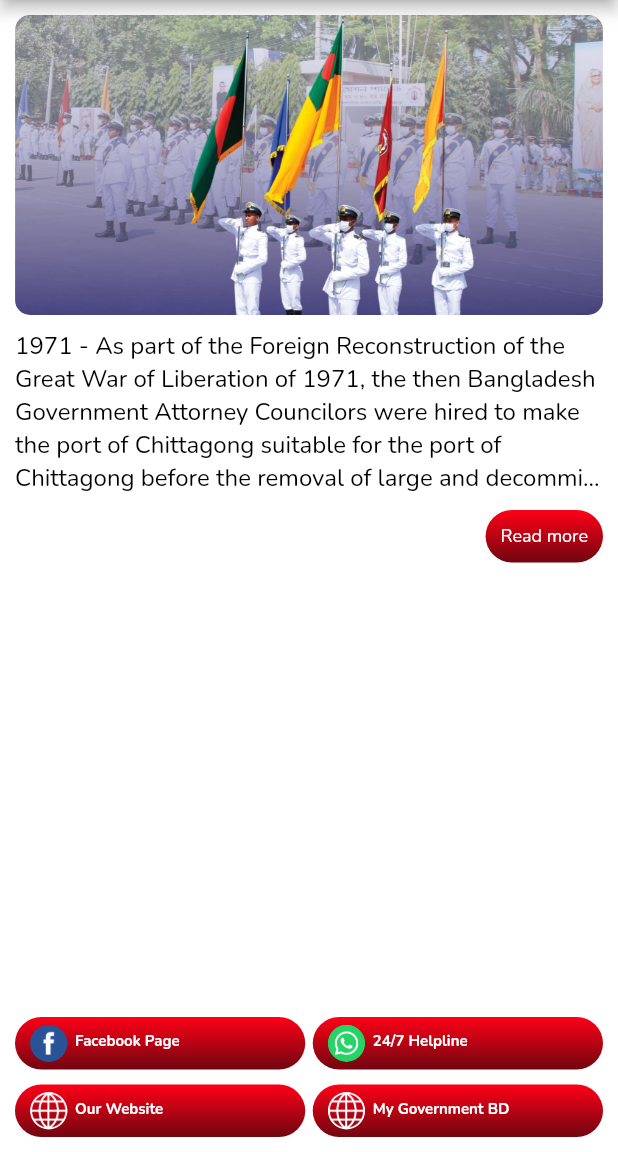
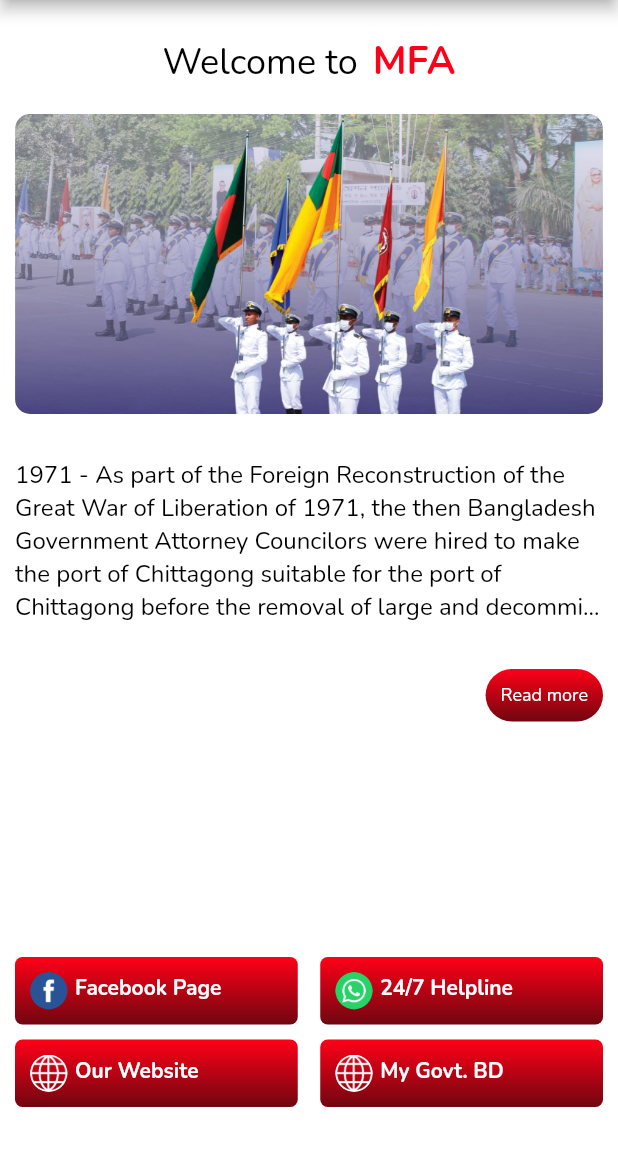
Before and after one commit to hasan-munsi/MFAcademy, a Flutter app: the screen it shows after launch, on a phone screen of 412 x 824 dp, the part 84-1236 px from its top. Run offline on Flutter 3.47's test engine with Material 2 defaults, Android fonts, the phone set to English and light mode, and no system bars; our stand-ins replace firebase_core, firebase_messaging, fluttertoast, get, google_fonts, logger and 4 more; missing offline and left inert: syncfusion_flutter_pdfviewer; accounts and stored records are empty.

Commit message:
Beta release

```diff
--- a/mf_academy/lib/views/auth/login.dart
+++ b/mf_academy/lib/views/auth/login.dart
@@ -6,6 +6,7 @@ import 'package:mf_academy/globals/xarvis.dart';
 import 'package:mf_academy/http/custom_http_requests.dart';
 import 'package:mf_academy/views/global_views/webview.dart';
 import 'package:mf_academy/views/loader/loader.dart';
+import 'package:mf_academy/views/utils/social_buttons.dart';
 import 'package:modal_progress_hud_nsn/modal_progress_hud_nsn.dart';
 import 'package:shared_preferences/shared_preferences.dart';
 import 'package:url_launcher/url_launcher.dart';
@@ -98,58 +99,7 @@ class _LoginState extends State<Login> {
                         ),
                       ),
                       Xarvis.customHeight(20),
-                      Row(
-                        children: [
-                          Expanded(
-                            child: LoginHelpingButtonsUI(
-                                label: "Facebook Page",
-                                imageUrl: "assets/images/facebook.png",
-                                action: () {
-                                  Get.to(() => const GlobalWebView(
-                                      url:
-                                      "https://www.facebook.com/mfacademy.gov.bd"));
-                                }),
-                          ),
-                          Xarvis.customWidth(5),
-                          Expanded(
-                            child: LoginHelpingButtonsUI(
-                                label: "24/7 Helpline",
-                                imageUrl: "assets/images/whatsapp.png",
-                                action: () async {
-                                  if (await canLaunch("https://wa.me/+8801571721910?text=Hi")) {
-                                    await launch("https://wa.me/+8801571721910?text=Hi");
-                                  } else {
-                                    Xarvis.showToaster(
-                                        message: "Could not open WhatsApp");
-                                  }
-                                }),
-                          ),
-                        ],
-                      ),
-                      Xarvis.customHeight(10),
-                      Row(
-                        children: [
-                          Expanded(
-                            child: LoginHelpingButtonsUI(
-                                label: "Our Website",
-                                imageUrl: "assets/images/globe.png",
-                                action: () {
-                                  Get.to(() => const GlobalWebView(
-                                      url: "https://www.mfacademy.gov.bd/"));
-                                }),
-                          ),
-                          Xarvis.customWidth(5),
-                          Expanded(
-                            child: LoginHelpingButtonsUI(
-                                label: "My Government BD",
-                                imageUrl: "assets/images/globe.png",
-                                action: () {
-                                  Get.to(() => const GlobalWebView(
-                                      url: "https://www.mygov.bd/"));
-                                }),
-                          ),
-                        ],
-                      ),
+                      const SocialButtons(),
                     ],
                   ),
                 ),
@@ -222,7 +172,7 @@ class LoginHelpingButtonsUI extends StatelessWidget {
   Widget build(BuildContext context) {
     return Xarvis.getGlobalButton(
       action: action,
-      height: 35,
+      height: 45,
       child: SizedBox(
         height: 35,
         child: Row(
@@ -238,7 +188,7 @@ class LoginHelpingButtonsUI extends StatelessWidget {
             ),
             Xarvis.customWidth(5),
             Expanded(
-              child: Xarvis.genericText(text: label, textColor: Xarvis.fair, textAlign: TextAlign.start, fontSize: 10, height: 1, fontWeight: FontWeight.bold, maxLines: 5),
+              child: Xarvis.genericText(text: label, textColor: Xarvis.fair, textAlign: TextAlign.start, fontSize: 14, height: 1, fontWeight: FontWeight.bold, maxLines: 5),
             ),
           ],
         ),
--- a/mf_academy/lib/views/home/home_page.dart
+++ b/mf_academy/lib/views/home/home_page.dart
@@ -10,6 +10,7 @@ import 'package:mf_academy/views/notice/notice_list.dart';
 import 'package:mf_academy/views/notifications/notifications_list.dart';
 import 'package:mf_academy/views/program/program_list.dart';
 import 'package:mf_academy/views/result/result_list.dart';
+import 'package:mf_academy/views/utils/social_buttons.dart';
 import 'package:url_launcher/url_launcher.dart';
 
 class HomePage extends StatelessWidget {
@@ -93,31 +94,29 @@ class HomePage extends StatelessWidget {
               PopupMenuItem<DrawerOptions>(
                 value: DrawerOptions.programList,
                 child: Xarvis.genericText(
-                    text: "Program List", textColor: Xarvis.appBgColor),
+                    text: "Program", textColor: Xarvis.appBgColor),
               ),
-              if (_user?.role == 1)
-                PopupMenuItem<DrawerOptions>(
-                  value: DrawerOptions.notificationList,
-                  child: Xarvis.genericText(
-                      text: "Notification List", textColor: Xarvis.appBgColor),
-                ),
-              if (_user?.role == 1)
                 PopupMenuItem<DrawerOptions>(
                   value: DrawerOptions.resultList,
                   child: Xarvis.genericText(
-                      text: "Result List", textColor: Xarvis.appBgColor),
+                      text: "Result", textColor: Xarvis.appBgColor),
                 ),
-              if (_user?.role == 1)
                 PopupMenuItem<DrawerOptions>(
                   value: DrawerOptions.noticeList,
                   child: Xarvis.genericText(
-                      text: "Notice List", textColor: Xarvis.appBgColor),
+                      text: "Notice", textColor: Xarvis.appBgColor),
                 ),
+                  if (_user?.role == 1 || _user?.role == 3)
+                    PopupMenuItem<DrawerOptions>(
+                      value: DrawerOptions.notificationList,
+                      child: Xarvis.genericText(
+                          text: "Notification", textColor: Xarvis.appBgColor),
+                    ),
               if (_user?.role == 2)
                 PopupMenuItem<DrawerOptions>(
                   value: DrawerOptions.attendanceList,
                   child: Xarvis.genericText(
-                      text: "Attendance List", textColor: Xarvis.appBgColor),
+                      text: "Attendance", textColor: Xarvis.appBgColor),
                 ),
               if (_user == null)
                 PopupMenuItem<DrawerOptions>(
@@ -144,16 +143,41 @@ class HomePage extends StatelessWidget {
                 physics: const BouncingScrollPhysics(),
                 child: Column(
                   children: [
+                    Xarvis.customHeight(20),
+                    Row(
+                      crossAxisAlignment: CrossAxisAlignment.center,
+                      mainAxisAlignment: MainAxisAlignment.center,
+                      children: [
+                        Xarvis.genericText(
+                          text: "Welcome to",
+                          textColor: Xarvis.dark,
+                          height: 1,
+                          fontSize: 24,
+                        ),
+                        Xarvis.customWidth(10),
+                        Xarvis.genericText(
+                          text: "MFA",
+                          textColor: Xarvis.appBgColorLight,
+                          fontWeight: FontWeight.bold,
+                          fontSize: 26,
+                          height: 1,
+                        ),
+                      ],
+                    ),
+                    Xarvis.customHeight(20),
                     ClipRRect(
                         borderRadius: BorderRadius.circular(10),
-                        child: Image.asset("assets/images/banner.jpeg", width: double.infinity, height: 200, fit: BoxFit.cover,)),
+                        child: Image.asset("assets/images/banner.jpeg", width: double.infinity, height: 200, fit: BoxFit.cover,),
+                    ),
                     Xarvis.customHeight(10),
+                    Xarvis.customHeight(20),
 
                     Xarvis.genericText(
                       text: Xarvis.homeText,
                       maxLines: 5,
                     ),
                     Xarvis.customHeight(10),
+                    Xarvis.customHeight(20),
 
                     Align(
                       alignment: Alignment.centerRight,
@@ -178,7 +202,7 @@ class HomePage extends StatelessWidget {
                                             physics: const BouncingScrollPhysics(),
                                             child: Xarvis.genericText(
                                                 text: Xarvis.homeText,
-                                                maxLines: 10000
+                                                maxLines: 10000,
                                             ),
                                           ),
                                         ),
@@ -196,6 +220,7 @@ class HomePage extends StatelessWidget {
                             );
                           },
                           height: 35,
+                          borderRadius: 50,
                           child: Xarvis.genericText(
                               text: "Read more",
                               textColor: Xarvis.fair,
@@ -205,59 +230,10 @@ class HomePage extends StatelessWidget {
                 ),
               ),
             ),
-
-            Row(
-              children: [
-                Expanded(
-                  child: LoginHelpingButtonsUI(
-                      label: "Facebook Page",
-                      imageUrl: "assets/images/facebook.png",
-                      action: () {
-                        Get.to(() => const GlobalWebView(
-                            url:
-                                "https://www.facebook.com/mfacademy.gov.bd"));
-                      }),
-                ),
-                Xarvis.customWidth(5),
-                Expanded(
-                  child: LoginHelpingButtonsUI(
-                      label: "24/7 Helpline",
-                      imageUrl: "assets/images/whatsapp.png",
-                      action: () async {
-                        if (await canLaunch("https://wa.me/+8801571721910?text=Hi")) {
-                          await launch("https://wa.me/+8801571721910?text=Hi");
-                        } else {
-                          Xarvis.showToaster(
-                              message: "Could not open WhatsApp");
-                        }
-                      }),
-                ),
-              ],
-            ),
-            Xarvis.customHeight(10),
-            Row(
-              children: [
-                Expanded(
-                  child: LoginHelpingButtonsUI(
-                      label: "Our Website",
-                      imageUrl: "assets/images/globe.png",
-                      action: () {
-                        Get.to(() => const GlobalWebView(
-                            url: "https://www.mfacademy.gov.bd/"));
-                      }),
-                ),
-                Xarvis.customWidth(5),
-                Expanded(
-                  child: LoginHelpingButtonsUI(
-                      label: "My Government BD",
-                      imageUrl: "assets/images/globe.png",
-                      action: () {
-                        Get.to(() => const GlobalWebView(
-                            url: "https://www.mygov.bd/"));
-                      }),
-                ),
-              ],
-            ),
+            const SizedBox(
+              height: 120,
+              child: SocialButtons(),
+            )
           ],
         ),
       ),
--- a/mf_academy/lib/views/notice/notice_details.dart
+++ b/mf_academy/lib/views/notice/notice_details.dart
@@ -56,6 +56,7 @@ class _NoticeDetailsState extends State<NoticeDetails> {
                     Xarvis.genericText(text: _data?["title"] ?? "", fontSize: 20, fontWeight: FontWeight.bold, maxLines: 5),
                     Xarvis.genericText(text: _data?["publish_at"] ?? "", textColor: Colors.blue),
                     Xarvis.genericText(text: _data?["description"] ?? "", maxLines: 500),
+                    if((_data?["attachment"]?["file_path"] ?? false)!=false)
                     Xarvis.getGlobalButton(
                         action: () {
                           Get.to(() => GlobalPdfViewer(url: _data?["attachment"]["file_path"] ?? ""));
--- a/mf_academy/lib/views/notifications/notifications_details.dart
+++ b/mf_academy/lib/views/notifications/notifications_details.dart
@@ -53,7 +53,7 @@ class _NotificationDetailsState extends State<NotificationDetails> {
                   Xarvis.genericText(text: _data?["title"] ?? "", fontSize: 20, fontWeight: FontWeight.bold, maxLines: 5),
                   Xarvis.genericText(text: "Date: ${_data?["sent_at"].toString().split("T")[0]}", textColor: Colors.blue),
                   Xarvis.genericText(text: _data?["body"] ?? "", maxLines: 50),
-                  if(_data?["attachment"]?["file_path"]!=null)
+                  if((_data?["attachment"]?["file_path"]??false)!=false)
                   Xarvis.getGlobalButton(
                       action: () {
                         Get.to(() => GlobalPdfViewer(url: _data?["attachment"]["file_path"] ?? ""));
--- a/mf_academy/lib/views/program/program_details.dart
+++ b/mf_academy/lib/views/program/program_details.dart
@@ -56,6 +56,7 @@ class _ProgramDetailsState extends State<ProgramDetails> {
                     Xarvis.genericText(text: _data?["program_name"] ?? "", fontSize: 20, fontWeight: FontWeight.bold, maxLines: 5),
                     Xarvis.genericText(text: _data?["publish_at"] ?? "", textColor: Colors.blue),
                     Xarvis.genericText(text: _data?["program_description"] ?? "", maxLines: 500),
+                    if((_data?["attachment"]?["file_path"]??false)!=false)
                     Xarvis.getGlobalButton(
                         action: () {
                           Get.to(() => GlobalPdfViewer(url: _data?["attachment"]["file_path"] ?? ""));
@@ -64,7 +65,8 @@ class _ProgramDetailsState extends State<ProgramDetails> {
                         child: SizedBox(
                           width: double.infinity,
                           child: Center(child: Xarvis.genericText(text: "Show PDF", textColor: Xarvis.fair)),
-                        ))
+                        )
+                    )
                   ],
                 ),
               ),
--- a/mf_academy/lib/views/result/result_details.dart
+++ b/mf_academy/lib/views/result/result_details.dart
@@ -56,6 +56,7 @@ class _ResultDetailsState extends State<ResultDetails> {
                     Xarvis.genericText(text: _data?["title"] ?? "", fontSize: 20, fontWeight: FontWeight.bold, maxLines: 5),
                     Xarvis.genericText(text: _data?["publish_at"] ?? "", textColor: Colors.blue),
                     Xarvis.genericText(text: _data?["description"] ?? "", maxLines: 500),
+                    if((_data?["attachment"]?["file_path"]??false)!=false)
                     Xarvis.getGlobalButton(
                         action: () {
                           Get.to(() => GlobalPdfViewer(url: _data?["attachment"]["file_path"] ?? ""));
--- /dev/null
+++ b/mf_academy/lib/views/utils/social_buttons.dart
@@ -0,0 +1,73 @@
+import 'package:flutter/material.dart';
+import 'package:get/get.dart';
+import 'package:url_launcher/url_launcher.dart';
+
+import '../../globals/xarvis.dart';
+import '../auth/login.dart';
+import '../global_views/webview.dart';
+class SocialButtons extends StatelessWidget {
+  const SocialButtons({Key? key}) : super(key: key);
+
+  @override
+  Widget build(BuildContext context) {
+    return Column(
+      children: [
+        Row(
+          children: [
+            Expanded(
+              child: LoginHelpingButtonsUI(
+                  label: "Facebook Page",
+                  imageUrl: "assets/images/facebook.png",
+                  action: () {
+                    Get.to(() => const GlobalWebView(
+                        url:
+                        "https://www.facebook.com/mfacademy.gov.bd"));
+                  }),
+            ),
+            Xarvis.customWidth(15),
+            Expanded(
+              child: LoginHelpingButtonsUI(
+                  label: "24/7 Helpline",
+                  imageUrl: "assets/images/whatsapp.png",
+                  action: () async {
+                    const String _phoneNumber = "+8801557636857";
+                    if (await canLaunch("https://wa.me/$_phoneNumber?text=Hi")) {
+                    // ০১৫৫৭৬৩৬৮৫৭
+                      await launch("https://wa.me/$_phoneNumber?text=Hi");
+                    } else {
+                      Xarvis.showToaster(
+                          message: "Could not open WhatsApp");
+                    }
+                  }),
+            ),
+          ],
+        ),
+        Xarvis.customHeight(10),
+        Row(
+          children: [
+            Expanded(
+              child: LoginHelpingButtonsUI(
+                  label: "Our Website",
+                  imageUrl: "assets/images/globe.png",
+                  action: () {
+                    Get.to(() => const GlobalWebView(
+                        url: "https://www.mfacademy.gov.bd/"));
+                  }),
+            ),
+            Xarvis.customWidth(15),
+            Expanded(
+              child: LoginHelpingButtonsUI(
+                  label: "My Govt. BD",
+                  imageUrl: "assets/images/globe.png",
+                  action: () {
+                    Get.to(() => const GlobalWebView(
+                        url: "https://www.mygov.bd/"),
+                    );
+                  }),
+            ),
+          ],
+        ),
+      ],
+    );
+  }
+}
```
Also changed, not shown: mf_academy/lib/globals/xarvis.dart (+25 -10 lines), 1 other file.
